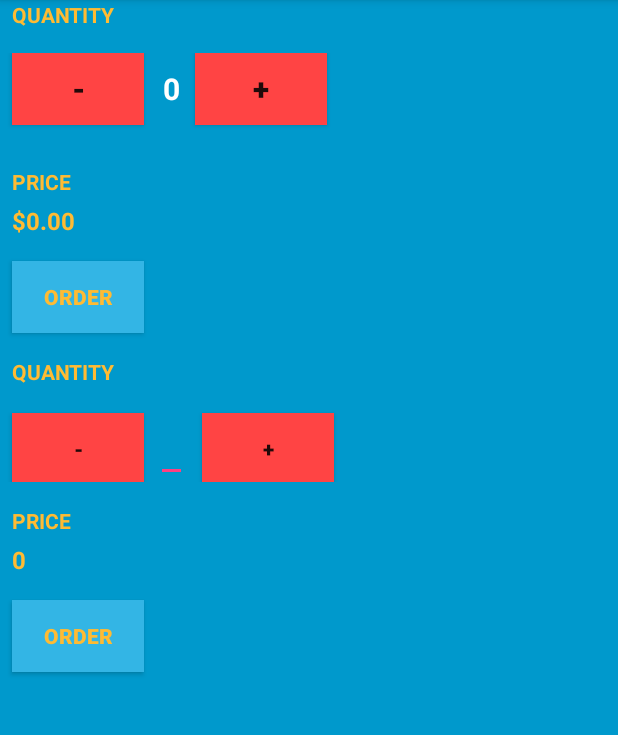
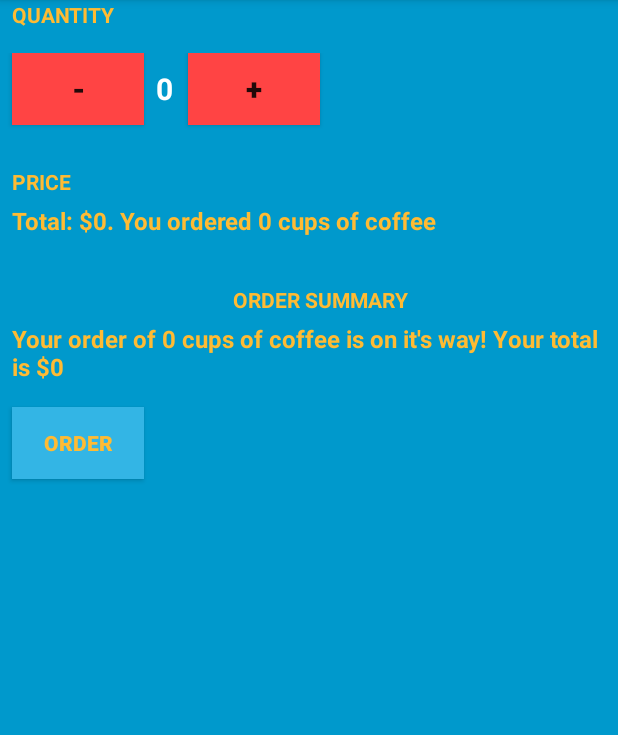
Before and after one commit to daniel-enere/CoffeeAddict, an Android app: the screen it shows after launch (MainActivity), after a tap on "ORDER", on a phone screen of 412 x 824 dp, the part 84-819 px from its top. Run offline under Robolectric (Android 15) with nearby library versions, the phone set to English and light mode, and no system bars.

Commit message:
Added orderSummary method to main and its section to layout

```diff
--- a/app/src/main/java/com/example/android/coffeeaddict/MainActivity.java
+++ b/app/src/main/java/com/example/android/coffeeaddict/MainActivity.java
@@ -5,6 +5,7 @@ import android.icu.text.NumberFormat;
 import android.support.v7.app.AppCompatActivity;
 import android.os.Bundle;
 import android.view.View;
+import android.widget.EditText;
 import android.widget.TextView;
 import java.lang.String;
 
@@ -14,6 +15,8 @@ import java.lang.String;
 public class MainActivity extends AppCompatActivity {
 
     int Quantity = 0;
+    int Price = 3;
+    int totalPrice;
 //    int numCoffees = 2;
 
     @Override
@@ -25,20 +28,30 @@ public class MainActivity extends AppCompatActivity {
     /**
      * This method is called when the order button is clicked.
      */
+    @TargetApi(24)
     public void submitOrder(View view) {
-        display(Quantity);
-        displayPrice(Quantity*3);
+        totalPrice = Quantity*Price;
+        NumberFormat.getCurrencyInstance().format(totalPrice);
+        displayMessage("Total: " + "$" + totalPrice + ". You ordered " + Quantity + " cups of coffee");
+        displayOrderSummary("Your order of " + Quantity + " cups of coffee is on it's way! Your total is $" + totalPrice );
+//        displayPrice2(Quantity*3);
     }
 
     public void increaseOrder(View view) {
         Quantity += 1;
-        display(Quantity);
+        displayQuantity(Quantity);
+        totalPrice = Quantity * Price;
+        displayOrderSummary("Cups of cup: " + Quantity + " cups of coffee! \nTotal: $" + totalPrice );
+//        displayQuantity2(Quantity);
     }
 
     public void decreaseOrder(View view) {
         if (Quantity>0) {
             Quantity -= 1;
-            display (Quantity);
+            displayQuantity (Quantity);
+            totalPrice = Quantity * Price;
+            displayOrderSummary("Cups of cup: " + Quantity + " cups of coffee! \nTotal: $" + totalPrice );
+//            displayQuantity2(Quantity);
         }
         System.out.println("Cannot be less than 0");
 
@@ -47,10 +60,15 @@ public class MainActivity extends AppCompatActivity {
     /**
      * This method displays the given quantity value on the screen.
      */
-    private void display(int number) {
+    private void displayQuantity(int number) {
         TextView quantityTextView = (TextView) findViewById(R.id.quantity_text_view);
         quantityTextView.setText(" " + number);
     }
+
+//    private void displayQuantity2(int number) {
+//        TextView quantityEditText = (TextView) findViewById(R.id.quantity_editText_view);;
+//        quantityEditText.setText(" " + number);
+//    }
 
 
     @TargetApi(24)
@@ -58,4 +76,22 @@ public class MainActivity extends AppCompatActivity {
         TextView priceTextView = (TextView) findViewById(R.id.price_text_view);
         priceTextView.setText(NumberFormat.getCurrencyInstance().format(number));
     }
+
+    /**
+     * This method displays the given text on the screen.
+     */
+    private void displayMessage(String message) {
+        TextView priceTextView = (TextView) findViewById(R.id.price_text_view);
+        priceTextView.setText(message);
+    }
+
+    private void displayOrderSummary(String summary) {
+        TextView orderSummary = (TextView) findViewById(R.id.order_summary);
+        orderSummary.setText(summary);
+    }
+//    @TargetApi(24)
+//    private void displayPrice2(int number) {
+//        EditText priceTextView2 = (EditText) findViewById(R.id.price_text_view2);
+//        priceTextView2.setText(NumberFormat.getCurrencyInstance().format(number));
+//    }
 }
--- a/app/src/main/res/layout/activity_main.xml
+++ b/app/src/main/res/layout/activity_main.xml
@@ -80,67 +80,11 @@
         android:layout_marginLeft="8dp"
         android:layout_marginBottom="16dp"/>
 
-    <Button
-        android:layout_width="wrap_content"
-        android:layout_height="wrap_content"
-        android:layout_marginBottom="16dp"
-        android:layout_marginLeft="8dp"
-        android:textStyle="bold"
-        android:text="Order"
-        android:textColor="@android:color/holo_orange_light"
-        android:background="@android:color/holo_blue_light"
-        android:onClick="submitOrder"/>
-
     <TextView
         android:layout_width="wrap_content"
         android:layout_height="wrap_content"
-        android:text="Quantity"
-        android:textColor="@android:color/holo_orange_light"
-        android:textStyle="bold"
-        android:background="@android:color/transparent"
-        android:layout_marginBottom="16dp"
-        android:layout_marginLeft="8dp"
-        android:textAllCaps="true" />
-
-    <LinearLayout
-        android:layout_width="match_parent"
-        android:layout_height="wrap_content"
-        android:orientation="horizontal">
-
-        <Button
-            android:layout_width="wrap_content"
-            android:layout_height="wrap_content"
-            android:layout_marginLeft="8dp"
-            android:text="-"
-            android:textStyle="bold"
-            android:background="@android:color/holo_red_light"
-            android:onClick="decreaseOrder"/>
-
-        <EditText
-            android:id="@+id/quantity_editText_view"
-            android:layout_width="wrap_content"
-            android:layout_height="wrap_content"
-            android:layout_marginLeft="8dp"
-            android:textStyle="bold"
-            android:textColor="@android:color/black"
-            android:textSize="20sp"/>
-
-        <Button
-            android:layout_width="wrap_content"
-            android:layout_height="wrap_content"
-            android:textStyle="bold"
-            android:text="+"
-            android:layout_marginLeft="10dp"
-            android:background="@android:color/holo_red_light"
-            android:onClick="increaseOrder"/>
-
-
-    </LinearLayout>
-
-    <TextView
-        android:layout_width="wrap_content"
-        android:layout_height="wrap_content"
-        android:text="Price"
+        android:layout_gravity="center"
+        android:text="Order Summary"
         android:textColor="@android:color/holo_orange_light"
         android:layout_marginTop="16dp"
         android:layout_marginLeft="8dp"
@@ -149,7 +93,7 @@
         android:textAllCaps="true" />
 
     <TextView
-        android:id="@+id/price_text_view2"
+        android:id="@+id/order_summary"
         android:layout_width="wrap_content"
         android:layout_height="wrap_content"
         android:textColor="@android:color/holo_orange_light"
@@ -170,5 +114,4 @@
         android:background="@android:color/holo_blue_light"
         android:onClick="submitOrder"/>
 
-
 </LinearLayout>
```
